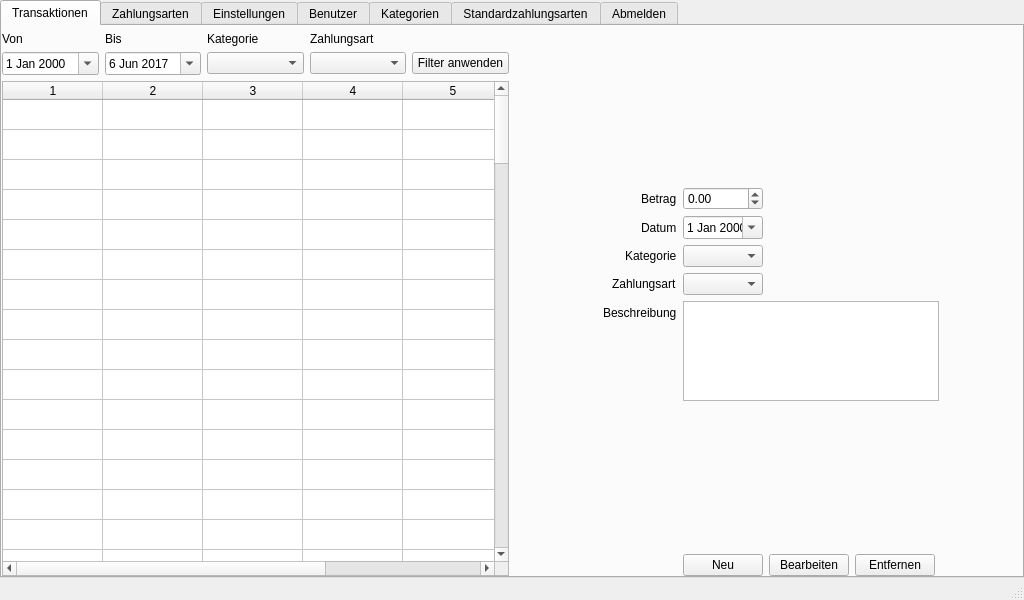
Before: the Qt Designer form userwindow.ui in Tandaradei/haushalt, drawn with Qt 5.
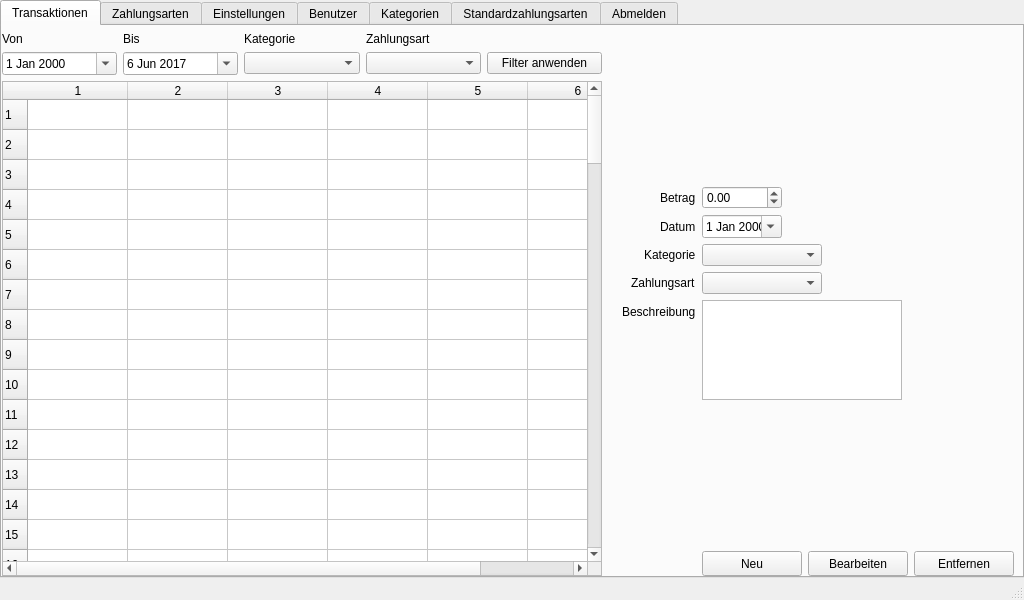
After: the same form once the commit is applied. Icons and pictures are not drawn.

Patch:
```diff
--- a/userwindow.ui
+++ b/userwindow.ui
@@ -203,6 +203,12 @@
               </item>
               <item>
                <widget class="QTableWidget" name="transaktionenTable">
+                <property name="minimumSize">
+                 <size>
+                  <width>600</width>
+                  <height>0</height>
+                 </size>
+                </property>
                 <property name="editTriggers">
                  <set>QAbstractItemView::NoEditTriggers</set>
                 </property>
@@ -212,9 +218,15 @@
                 <property name="selectionBehavior">
                  <enum>QAbstractItemView::SelectRows</enum>
                 </property>
+                <property name="gridStyle">
+                 <enum>Qt::SolidLine</enum>
+                </property>
                 <property name="sortingEnabled">
                  <bool>true</bool>
                 </property>
+                <property name="cornerButtonEnabled">
+                 <bool>true</bool>
+                </property>
                 <property name="rowCount">
                  <number>100</number>
                 </property>
@@ -234,7 +246,7 @@
                  <bool>true</bool>
                 </attribute>
                 <attribute name="verticalHeaderVisible">
-                 <bool>false</bool>
+                 <bool>true</bool>
                 </attribute>
                 <row/>
                 <row/>
@@ -348,6 +360,9 @@
             </item>
             <item>
              <layout class="QFormLayout" name="formLayout">
+              <property name="sizeConstraint">
+               <enum>QLayout::SetFixedSize</enum>
+              </property>
               <property name="fieldGrowthPolicy">
                <enum>QFormLayout::FieldsStayAtSizeHint</enum>
               </property>
@@ -420,13 +435,13 @@
                <widget class="QComboBox" name="atCategoriesComboBox">
                 <property name="minimumSize">
                  <size>
-                  <width>80</width>
+                  <width>120</width>
                   <height>0</height>
                  </size>
                 </property>
                 <property name="maximumSize">
                  <size>
-                  <width>100</width>
+                  <width>120</width>
                   <height>16777215</height>
                  </size>
                 </property>
@@ -443,13 +458,13 @@
                <widget class="QComboBox" name="atPayMethodsComboBox">
                 <property name="minimumSize">
                  <size>
-                  <width>80</width>
+                  <width>120</width>
                   <height>0</height>
                  </size>
                 </property>
                 <property name="maximumSize">
                  <size>
-                  <width>80</width>
+                  <width>120</width>
                   <height>16777215</height>
                  </size>
                 </property>
@@ -464,9 +479,15 @@
               </item>
               <item row="5" column="1">
                <widget class="QTextEdit" name="atDescriptionTextEdit">
+                <property name="minimumSize">
+                 <size>
+                  <width>200</width>
+                  <height>100</height>
+                 </size>
+                </property>
                 <property name="maximumSize">
                  <size>
-                  <width>16777215</width>
+                  <width>200</width>
                   <height>100</height>
                  </size>
                 </property>
@@ -509,11 +530,26 @@
               </item>
               <item row="7" column="1">
                <layout class="QHBoxLayout" name="horizontalLayout_6">
+                <property name="sizeConstraint">
+                 <enum>QLayout::SetMaximumSize</enum>
+                </property>
                 <item>
                  <widget class="QPushButton" name="addTransactionButton">
                   <property name="enabled">
                    <bool>true</bool>
                   </property>
+                  <property name="minimumSize">
+                   <size>
+                    <width>100</width>
+                    <height>25</height>
+                   </size>
+                  </property>
+                  <property name="maximumSize">
+                   <size>
+                    <width>100</width>
+                    <height>25</height>
+                   </size>
+                  </property>
                   <property name="text">
                    <string>Neu</string>
                   </property>
@@ -525,6 +561,12 @@
                 </item>
                 <item>
                  <widget class="QPushButton" name="editTransactionButton">
+                  <property name="minimumSize">
+                   <size>
+                    <width>100</width>
+                    <height>25</height>
+                   </size>
+                  </property>
                   <property name="maximumSize">
                    <size>
                     <width>100</width>
@@ -548,6 +590,12 @@
                 </item>
                 <item>
                  <widget class="QPushButton" name="deleteTransactionButton">
+                  <property name="minimumSize">
+                   <size>
+                    <width>100</width>
+                    <height>25</height>
+                   </size>
+                  </property>
                   <property name="maximumSize">
                    <size>
                     <width>100</width>
```
Left out of the diff: 5 changed lines with no effect on the pictures.
